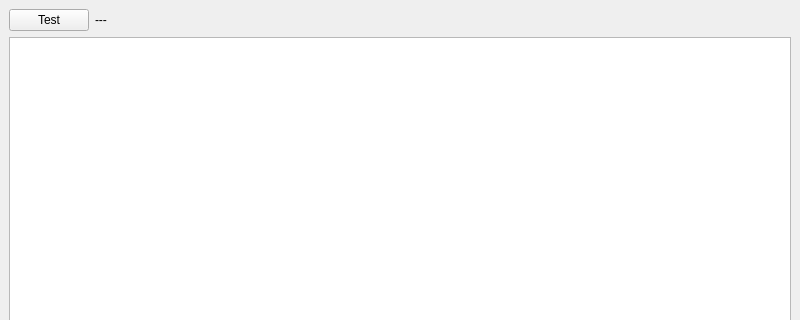
Old version of the form Test_QMainWindow/mainwindow/mainwindow.ui in the repository RinatB2017/Python; both pictures show x 0 to 800 and y 0 to 320 of the 800 by 600 pixel window.
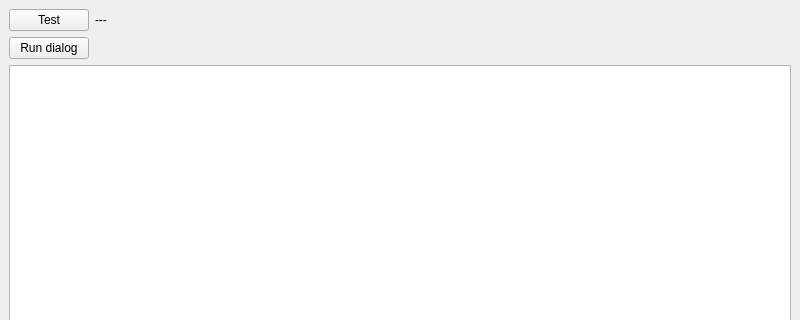
New version of the form.

```diff
--- a/Test_QMainWindow/mainwindow/mainwindow.ui
+++ b/Test_QMainWindow/mainwindow/mainwindow.ui
@@ -39,6 +39,30 @@
       </item>
      </layout>
     </item>
+    <item>
+     <layout class="QHBoxLayout" name="horizontalLayout_2">
+      <item>
+       <widget class="QPushButton" name="btn_run_dialog">
+        <property name="text">
+         <string>Run dialog</string>
+        </property>
+       </widget>
+      </item>
+      <item>
+       <spacer name="horizontalSpacer">
+        <property name="orientation">
+         <enum>Qt::Horizontal</enum>
+        </property>
+        <property name="sizeHint" stdset="0">
+         <size>
+          <width>40</width>
+          <height>20</height>
+         </size>
+        </property>
+       </spacer>
+      </item>
+     </layout>
+    </item>
     <item>
      <widget class="QTextEdit" name="te_log"/>
     </item>
```
